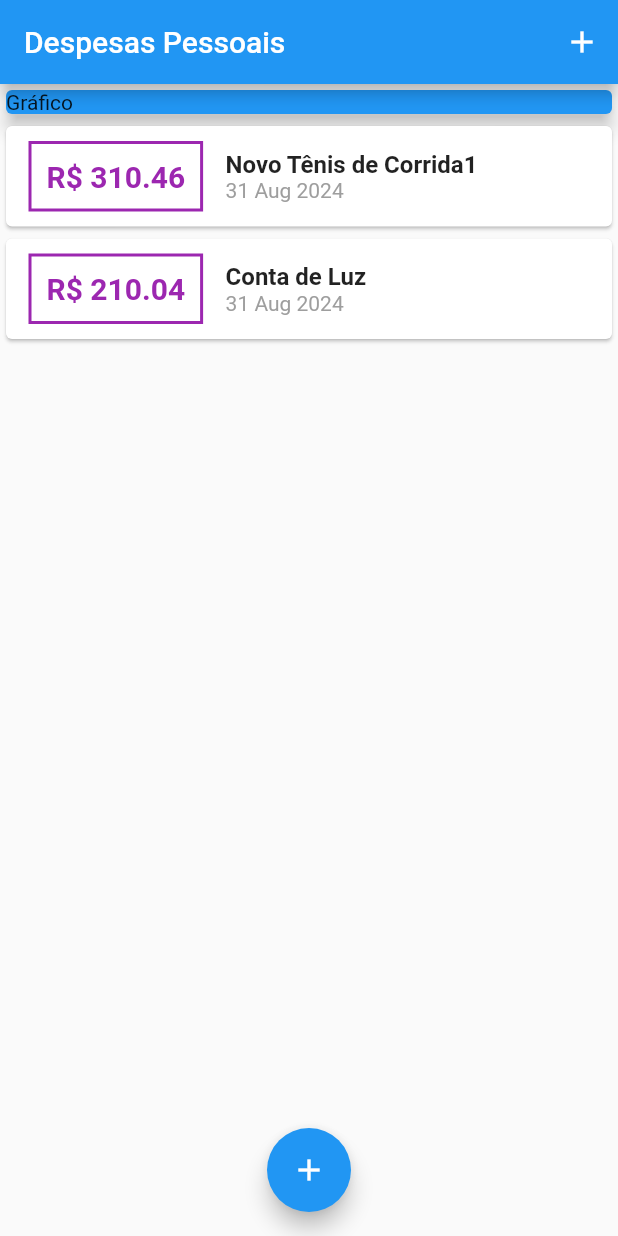
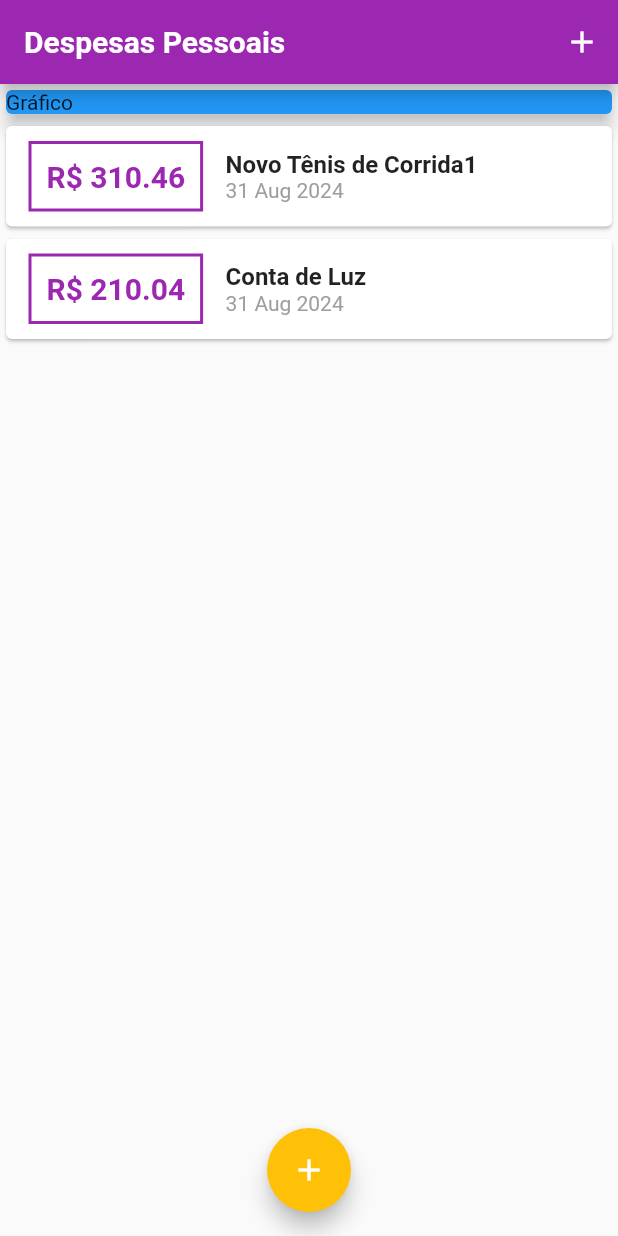
Before and after one commit to diego-alvarenga/estudos_flutter, a Flutter app: the screen it shows after launch, on a phone screen of 412 x 824 dp. Run offline on Flutter 3.47's test engine with Material 2 defaults, Android fonts, the phone set to English and light mode, and no system bars; Roboto replaces fonts that are missing (OpenSans).

Commit message:
feat: add theme style

```diff
--- a/expenses/lib/components/transaction_list.dart
+++ b/expenses/lib/components/transaction_list.dart
@@ -22,7 +22,7 @@ class TransactionList extends StatelessWidget {
                   margin: EdgeInsets.symmetric(horizontal: 15, vertical: 10),
                   decoration: BoxDecoration(
                       border: Border.all(
-                    color: Colors.purple,
+                    color: Theme.of(context).colorScheme.primary,
                     width: 2,
                   )),
                   padding: EdgeInsets.all(10),
@@ -31,7 +31,7 @@ class TransactionList extends StatelessWidget {
                     style: TextStyle(
                       fontWeight: FontWeight.bold,
                       fontSize: 20,
-                      color: Colors.purple,
+                      color: Theme.of(context).colorScheme.primary,
                     ),
                   ),
                 ),
--- a/expenses/lib/main.dart
+++ b/expenses/lib/main.dart
@@ -10,15 +10,38 @@ main() => runApp(ExpensesApp());
 class ExpensesApp extends StatelessWidget {
   @override
   Widget build(BuildContext context) {
+    final ThemeData themeApp =ThemeData();
+
     return MaterialApp(
       home: MyHomePage(),
+      theme: themeApp.copyWith(
+        colorScheme: themeApp.colorScheme.copyWith(
+          primary: Colors.purple,
+          secondary: Colors.amber,
+        ),
+        textTheme: themeApp.textTheme.copyWith(
+          titleLarge: TextStyle(
+            fontFamily: 'OpenSans',
+            fontSize: 18,
+            fontWeight: FontWeight.bold,
+            color: Colors.black,
+          ),
+        ),
+        appBarTheme: AppBarTheme(
+          titleTextStyle: TextStyle(
+            fontFamily: 'OpenSans',
+            fontSize: 20,
+            fontWeight: FontWeight.bold,
+          ),
+        ),
+      ),
     );
   }
 }
 
 class MyHomePage extends StatefulWidget {
   @override
-  State<MyHomePage> createState() => _MyHomePageState();
+  _MyHomePageState createState() => _MyHomePageState();
 }
 
 class _MyHomePageState extends State<MyHomePage> {
```
